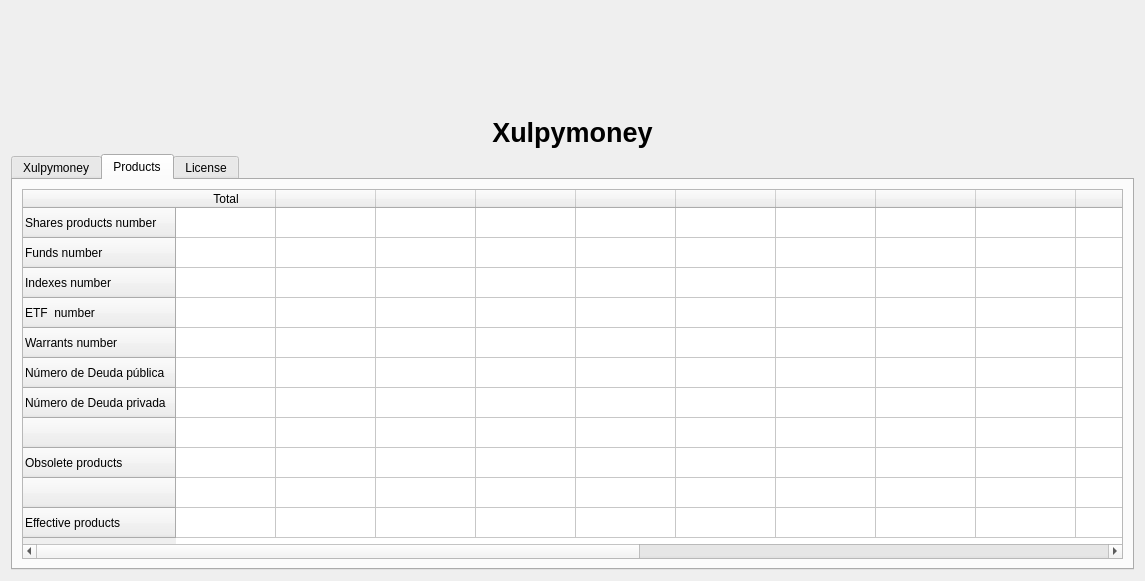
Above: ui/frmAbout.ui from turulomio/xulpymoney before the change. Below: the same form after it.
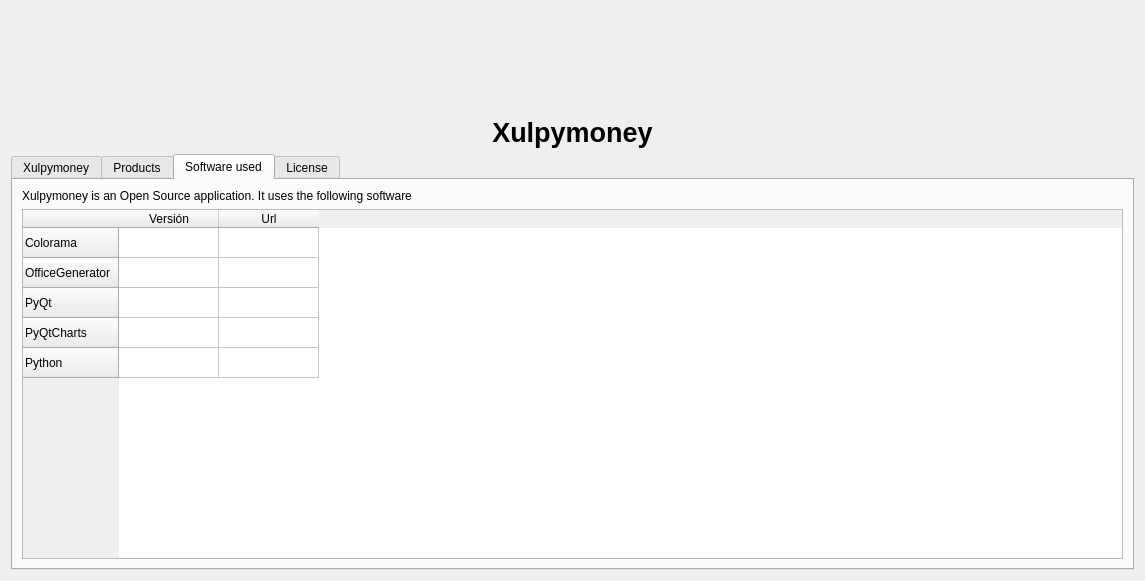
That is the form after the change. Icons and pictures are not drawn. Custom widgets are drawn as their Qt base class.

Commit message: Added used program versions

Patch:
```diff
--- a/ui/frmAbout.ui
+++ b/ui/frmAbout.ui
@@ -104,7 +104,7 @@
      <item>
       <widget class="QTabWidget" name="tab">
        <property name="currentIndex">
-        <number>1</number>
+        <number>2</number>
        </property>
        <widget class="QWidget" name="tabGLParchis">
         <attribute name="title">
@@ -284,6 +284,59 @@
          </item>
         </layout>
        </widget>
+       <widget class="QWidget" name="tabSoftware">
+        <attribute name="title">
+         <string>Software used</string>
+        </attribute>
+        <layout class="QVBoxLayout" name="verticalLayout_3">
+         <item>
+          <widget class="QLabel" name="label">
+           <property name="text">
+            <string>Xulpymoney is an Open Source application. It uses the following software</string>
+           </property>
+          </widget>
+         </item>
+         <item>
+          <widget class="myQTableWidget" name="tblSoftware">
+           <row>
+            <property name="text">
+             <string>Colorama</string>
+            </property>
+           </row>
+           <row>
+            <property name="text">
+             <string>OfficeGenerator</string>
+            </property>
+           </row>
+           <row>
+            <property name="text">
+             <string>PyQt</string>
+            </property>
+           </row>
+           <row>
+            <property name="text">
+             <string>PyQtCharts</string>
+            </property>
+           </row>
+           <row>
+            <property name="text">
+             <string>Python</string>
+            </property>
+           </row>
+           <column>
+            <property name="text">
+             <string>Versión</string>
+            </property>
+           </column>
+           <column>
+            <property name="text">
+             <string>Url</string>
+            </property>
+           </column>
+          </widget>
+         </item>
+        </layout>
+       </widget>
        <widget class="QWidget" name="tabLicense">
         <attribute name="title">
          <string>License</string>
```
Left out of the diff: 4 changed lines with no effect on the pictures. The commit also changes 2 other files.
